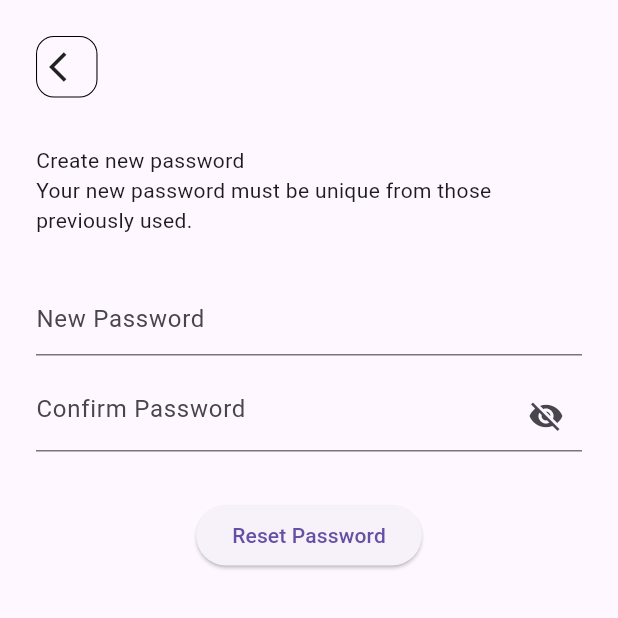
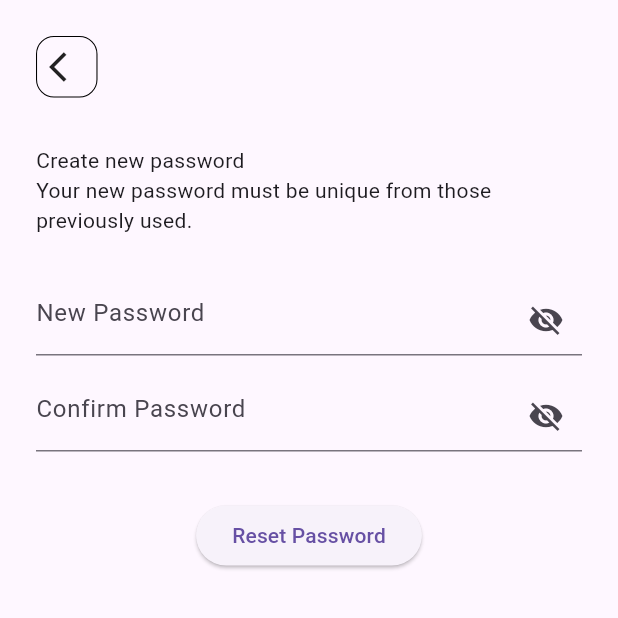
Before and after one commit to mostafa2026-code/bookia, a Flutter app: the Createnewpasswordscreen screen opened directly, on a phone screen of 412 x 824 dp, the top half of it. Run offline on Flutter 3.47's test engine with Material 3 defaults, Android fonts, the phone set to English and light mode, and no system bars; our stand-ins replace flutter_svg, gap, lottie.

```diff
--- a/lib/feature/auth/createnewpassword/createnewpasswordscreen.dart
+++ b/lib/feature/auth/createnewpassword/createnewpasswordscreen.dart
@@ -23,7 +23,10 @@ class Createnewpasswordscreen extends StatelessWidget {
               ),
               Gap(32),
               TextFormField(
-                decoration: InputDecoration(hintText: "New Password"),
+                decoration: InputDecoration(
+                  hintText: "New Password",
+                  suffixIcon: Icon(Icons.visibility_off),
+                ),
               ),
               Gap(16),
               TextFormField(
@@ -33,7 +36,12 @@ class Createnewpasswordscreen extends StatelessWidget {
                 ),
               ),
               Gap(32),
-              Center(child: ElevatedButton(onPressed: () {}, child: Text("Reset Password"))),
+              Center(
+                child: ElevatedButton(
+                  onPressed: () {},
+                  child: Text("Reset Password"),
+                ),
+              ),
             ],
           ),
         ),
--- a/lib/feature/auth/passwordchangedsuccess/passwordchangedsuccessfullyscreen.dart
+++ b/lib/feature/auth/passwordchangedsuccess/passwordchangedsuccessfullyscreen.dart
@@ -14,11 +14,12 @@ class Passwordchangedsuccessfullyscreen extends StatelessWidget {
           mainAxisAlignment: MainAxisAlignment.center,
           crossAxisAlignment: CrossAxisAlignment.center,
           children: [
-            Lottie.asset("assets/icons/Succes.json"),
+            Lottie.asset("assets/icons/Succes.json",),
             Gap(40),
             Text("Password Changed!"),
             Gap(10),
             Text("Your password has been changed\nsuccessfully.", textAlign: TextAlign.center,),
+            Gap(40),
             ElevatedButton(onPressed: (){}, child: Text("Back to Login")),
           ],
         ),
```
